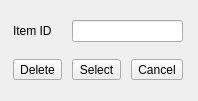
Qt form ui/ui_linker.ui (3nids/linkit) before a commit.
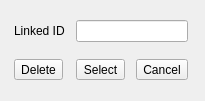
The same form after that commit.

```diff
--- a/ui/ui_linker.ui
+++ b/ui/ui_linker.ui
@@ -6,7 +6,7 @@
    <rect>
     <x>0</x>
     <y>0</y>
-    <width>198</width>
+    <width>205</width>
     <height>101</height>
    </rect>
   </property>
@@ -42,7 +42,7 @@
     <item row="1" column="0">
      <widget class="QLabel" name="label_2">
       <property name="text">
-       <string>Item ID</string>
+       <string>Linked ID</string>
       </property>
      </widget>
     </item>
```
